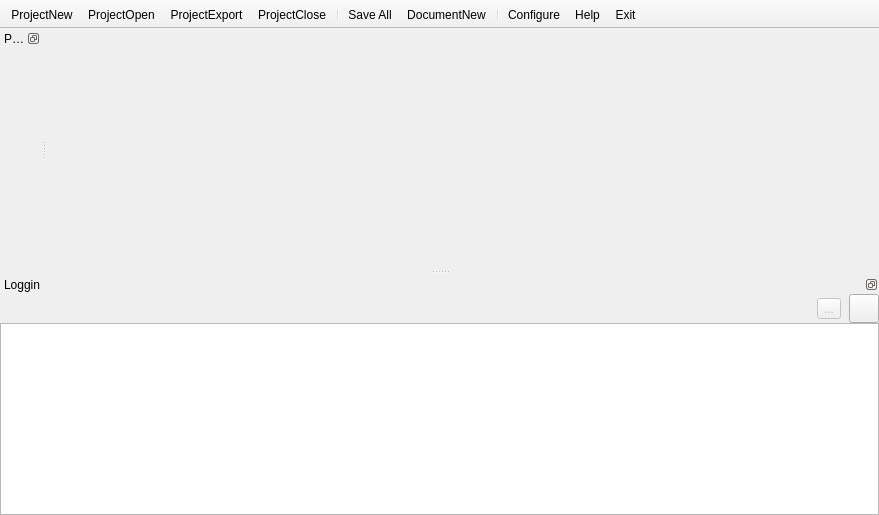
Before: the Qt Designer form mainwindow.ui in martinribelotta/embedded-ide, drawn with Qt 5.
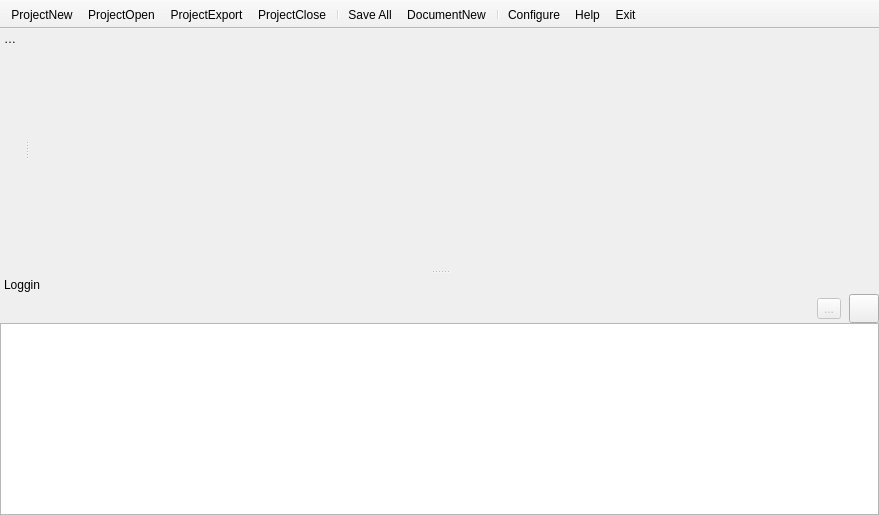
After: the same form once the commit is applied. Icons and pictures are not drawn. Custom widgets are drawn as their Qt base class.

Commit message: Some changes to work on windows (not completed)

What changed in the file:
```diff
--- a/mainwindow.ui
+++ b/mainwindow.ui
@@ -20,18 +20,6 @@
    <bool>true</bool>
   </property>
   <widget class="DocumentArea" name="centralWidget"/>
-  <widget class="QDockWidget" name="projectDock">
-   <property name="features">
-    <set>QDockWidget::DockWidgetFloatable|QDockWidget::DockWidgetMovable</set>
-   </property>
-   <property name="windowTitle">
-    <string>Project</string>
-   </property>
-   <attribute name="dockWidgetArea">
-    <number>1</number>
-   </attribute>
-   <widget class="DocumentView" name="projectView"/>
-  </widget>
   <widget class="QToolBar" name="toolBar">
    <property name="windowTitle">
     <string>toolBar</string>
@@ -71,7 +59,7 @@
   </widget>
   <widget class="QDockWidget" name="dockWidget">
    <property name="features">
-    <set>QDockWidget::DockWidgetFloatable|QDockWidget::DockWidgetMovable</set>
+    <set>QDockWidget::NoDockWidgetFeatures</set>
    </property>
    <property name="windowTitle">
     <string>Loggin</string>
@@ -169,6 +157,18 @@
     </layout>
    </widget>
   </widget>
+  <widget class="QDockWidget" name="projectDock">
+   <property name="features">
+    <set>QDockWidget::NoDockWidgetFeatures</set>
+   </property>
+   <property name="windowTitle">
+    <string>Project</string>
+   </property>
+   <attribute name="dockWidgetArea">
+    <number>1</number>
+   </attribute>
+   <widget class="DocumentView" name="projectView"/>
+  </widget>
   <action name="actionProjectNew">
    <property name="icon">
     <iconset theme="project-development-new-template" resource="resources.qrc">
```
The commit also changes 6 other files.
